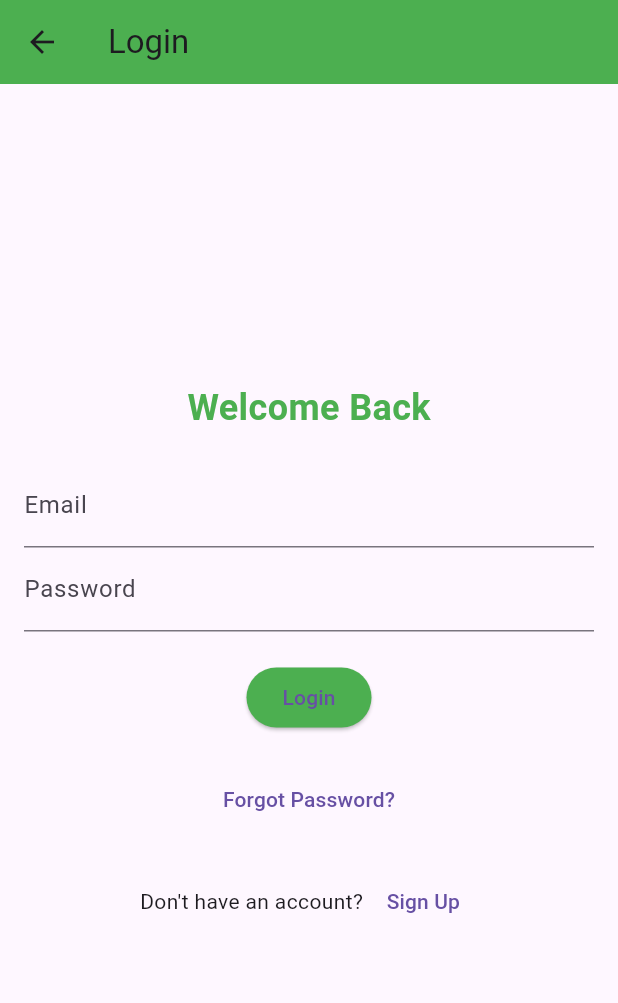
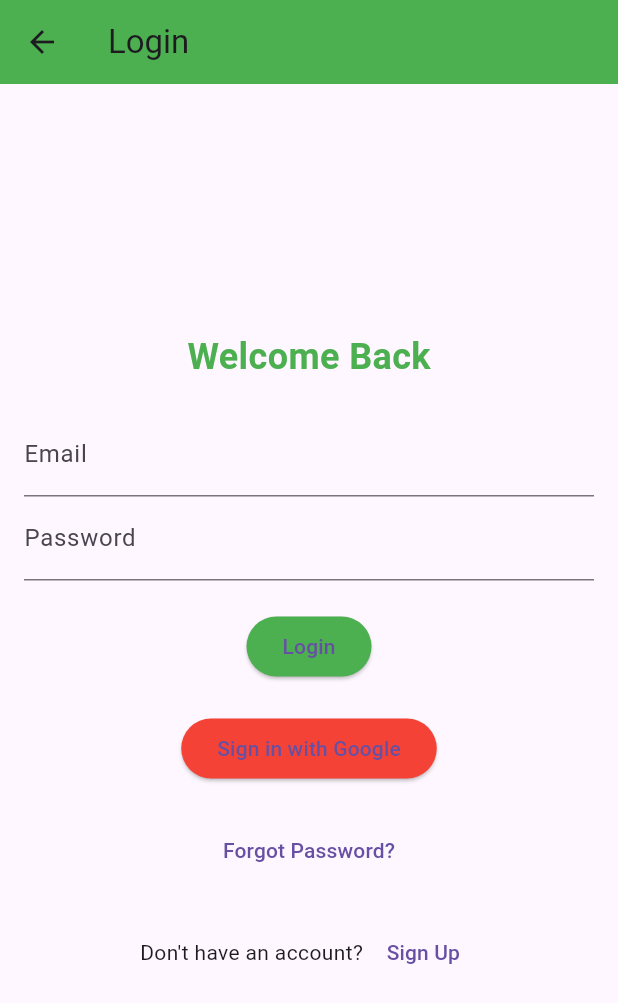
Before and after one commit to eumunyana/Habit-Harmony, a Flutter app: the AccountScreen screen opened by its route, after a tap on "Login", on a phone screen of 412 x 824 dp. Shown: the top 1003 px of the screen. Run offline on Flutter 3.47's test engine with Material 3 defaults, Android fonts, the phone set to English and light mode, and no system bars; our stand-ins replace firebase_auth, firebase_core, font_awesome_flutter, google_sign_in, syncfusion_flutter_charts; accounts and stored records are empty.

Commit message:
Email_Password Authentication

```diff
--- a/habit_harmony/lib/screens/account_screen.dart
+++ b/habit_harmony/lib/screens/account_screen.dart
@@ -1,61 +1,63 @@
 import 'package:flutter/material.dart';
 
 class AccountScreen extends StatelessWidget {
+  const AccountScreen({super.key});
+
   @override
   Widget build(BuildContext context) {
     return Scaffold(
       appBar: AppBar(
-        title: Text('Account Settings'),
+        title: const Text('Account Settings'),
       ),
       body: ListView(
-        padding: EdgeInsets.all(16.0),
+        padding: const EdgeInsets.all(16.0),
         children: [
           ListTile(
-            title: Text('Profile Information'),
-            subtitle: Text('View and edit profile'),
-            trailing: Icon(Icons.arrow_forward_ios),
+            title: const Text('Profile Information'),
+            subtitle: const Text('View and edit profile'),
+            trailing: const Icon(Icons.arrow_forward_ios),
             onTap: () {
               // Navigate to profile information settings or show profile information dialog
             },
           ),
-          Divider(),
+          const Divider(),
           ListTile(
-            title: Text('Change Password'),
-            trailing: Icon(Icons.arrow_forward_ios),
+            title: const Text('Change Password'),
+            trailing: const Icon(Icons.arrow_forward_ios),
             onTap: () {
               Navigator.pushNamed(context, '/password_reset');
             },
           ),
-          Divider(),
+          const Divider(),
           ListTile(
-            title: Text('Connected Accounts'),
-            subtitle: Text('Manage linked accounts'),
-            trailing: Icon(Icons.arrow_forward_ios),
+            title: const Text('Connected Accounts'),
+            subtitle: const Text('Manage linked accounts'),
+            trailing: const Icon(Icons.arrow_forward_ios),
             onTap: () {
               // Navigate to connected accounts settings or show connected accounts dialog
             },
           ),
-          Divider(),
+          const Divider(),
           ListTile(
-            title: Text('Delete Account'),
-            subtitle: Text('Permanently delete your account'),
-            trailing: Icon(Icons.arrow_forward_ios),
+            title: const Text('Delete Account'),
+            subtitle: const Text('Permanently delete your account'),
+            trailing: const Icon(Icons.arrow_forward_ios),
             onTap: () {
               // Navigate to delete account settings or show delete account dialog
             },
           ),
-          Divider(),
+          const Divider(),
           ListTile(
-            title: Text('Login'),
-            trailing: Icon(Icons.arrow_forward_ios),
+            title: const Text('Login'),
+            trailing: const Icon(Icons.arrow_forward_ios),
             onTap: () {
               Navigator.pushNamed(context, '/login');
             },
           ),
-          Divider(),
+          const Divider(),
           ListTile(
-            title: Text('Sign Up'),
-            trailing: Icon(Icons.arrow_forward_ios),
+            title: const Text('Sign Up'),
+            trailing: const Icon(Icons.arrow_forward_ios),
             onTap: () {
               Navigator.pushNamed(context, '/signup');
             },
--- a/habit_harmony/lib/screens/add_habit_screen.dart
+++ b/habit_harmony/lib/screens/add_habit_screen.dart
@@ -2,7 +2,7 @@ import 'package:flutter/material.dart';
 import 'package:provider/provider.dart';
 import '../providers/habits_provider.dart';
 import '../models/habit.dart';
-import '../screens/habits_screen.dart'; // Import the HabitsScreen
+// Import the HabitsScreen
 
 class AddHabitScreen extends StatelessWidget {
   final TextEditingController _nameController = TextEditingController();
@@ -60,7 +60,7 @@ class AddHabitScreen extends StatelessWidget {
 
       // Show snackbar to indicate success
       ScaffoldMessenger.of(context).showSnackBar(
-        SnackBar(
+        const SnackBar(
           content: Text('Habit added successfully!'),
           duration: Duration(seconds: 2),
         ),
--- a/habit_harmony/lib/screens/login_screen.dart
+++ b/habit_harmony/lib/screens/login_screen.dart
@@ -1,7 +1,51 @@
 import 'package:flutter/material.dart';
+import 'package:firebase_auth/firebase_auth.dart';
+import 'package:google_sign_in/google_sign_in.dart';
 
-class LoginScreen extends StatelessWidget {
-  const LoginScreen({Key? key}) : super(key: key);
+class LoginScreen extends StatefulWidget {
+  const LoginScreen({super.key});
+
+  @override
+  _LoginScreenState createState() => _LoginScreenState();
+}
+
+class _LoginScreenState extends State<LoginScreen> {
+  final FirebaseAuth _auth = FirebaseAuth.instance;
+  final TextEditingController _emailController = TextEditingController();
+  final TextEditingController _passwordController = TextEditingController();
+
+  Future<void> _login() async {
+    try {
+      await _auth.signInWithEmailAndPassword(
+        email: _emailController.text.trim(),
+        password: _passwordController.text.trim(),
+      );
+      Navigator.pushNamed(context, '/');
+    } on FirebaseAuthException catch (e) {
+      ScaffoldMessenger.of(context).showSnackBar(
+        SnackBar(content: Text(e.message ?? 'Login failed')),
+      );
+    }
+  }
+
+  Future<void> _googleSignIn() async {
+    try {
+      final GoogleSignInAccount? googleUser = await GoogleSignIn().signIn();
+      final GoogleSignInAuthentication? googleAuth = await googleUser?.authentication;
+
+      final credential = GoogleAuthProvider.credential(
+        accessToken: googleAuth?.accessToken,
+        idToken: googleAuth?.idToken,
+      );
+
+      await _auth.signInWithCredential(credential);
+      Navigator.pushNamed(context, '/');
+    } catch (e) {
+      ScaffoldMessenger.of(context).showSnackBar(
+        const SnackBar(content: Text('Google sign-in failed')),
+      );
+    }
+  }
 
   @override
   Widget build(BuildContext context) {
@@ -14,45 +58,55 @@ class LoginScreen extends StatelessWidget {
             Navigator.pop(context);
           },
         ),
-        backgroundColor: Colors.green, // Use the app's primary color
+        backgroundColor: Colors.green,
       ),
       body: Padding(
         padding: const EdgeInsets.all(16.0),
         child: Column(
           mainAxisAlignment: MainAxisAlignment.center,
           children: [
-            Text(
+            const Text(
               'Welcome Back',
               style: TextStyle(
                 fontSize: 24,
                 fontWeight: FontWeight.bold,
-                color: Colors.green, // Use the app's primary color
+                color: Colors.green,
               ),
             ),
-            SizedBox(height: 20),
-            TextField(decoration: InputDecoration(labelText: 'Email')),
+            const SizedBox(height: 20),
             TextField(
-              decoration: InputDecoration(labelText: 'Password'),
+              controller: _emailController,
+              decoration: const InputDecoration(labelText: 'Email'),
+            ),
+            TextField(
+              controller: _passwordController,
+              decoration: const InputDecoration(labelText: 'Password'),
               obscureText: true,
             ),
-            SizedBox(height: 20),
+            const SizedBox(height: 20),
             ElevatedButton(
-              onPressed: () {
-                _handleLogin(context); // Call function to handle login
-              },
+              onPressed: _login,
               style: ElevatedButton.styleFrom(
-                backgroundColor: Colors.green, // Use the app's primary color
+                backgroundColor: Colors.green,
               ),
               child: const Text('Login'),
             ),
-            SizedBox(height: 20),
+            const SizedBox(height: 20),
+            ElevatedButton(
+              onPressed: _googleSignIn,
+              style: ElevatedButton.styleFrom(
+                backgroundColor: Colors.red,
+              ),
+              child: const Text('Sign in with Google'),
+            ),
+            const SizedBox(height: 20),
             TextButton(
               onPressed: () {
                 Navigator.pushNamed(context, '/password_reset');
               },
               child: const Text('Forgot Password?'),
             ),
-            SizedBox(height: 20),
+            const SizedBox(height: 20),
             Row(
               mainAxisAlignment: MainAxisAlignment.center,
               children: [
@@ -70,16 +124,4 @@ class LoginScreen extends StatelessWidget {
       ),
     );
   }
-
-  void _handleLogin(BuildContext context) {
-    // Perform login logic, validate credentials, etc.
-    bool isAuthenticated = true; // Replace with actual authentication logic
-
-    if (isAuthenticated) {
-      Navigator.pushNamed(context, '/'); // Redirect to home screen on success
-    // ignore: dead_code
-    } else {
-      // Handle failed login
-    }
-  }
 }
--- a/habit_harmony/lib/screens/password_reset_screen.dart
+++ b/habit_harmony/lib/screens/password_reset_screen.dart
@@ -1,7 +1,7 @@
 import 'package:flutter/material.dart';
 
 class PasswordResetScreen extends StatelessWidget {
-  const PasswordResetScreen({Key? key}) : super(key: key);
+  const PasswordResetScreen({super.key});
 
   @override
   Widget build(BuildContext context) {
--- a/habit_harmony/lib/screens/reset_code_screen.dart
+++ b/habit_harmony/lib/screens/reset_code_screen.dart
@@ -1,7 +1,7 @@
 import 'package:flutter/material.dart';
 
 class ResetCodeScreen extends StatelessWidget {
-  const ResetCodeScreen({Key? key}) : super(key: key);
+  const ResetCodeScreen({super.key});
 
   @override
   Widget build(BuildContext context) {
@@ -11,10 +11,10 @@ class ResetCodeScreen extends StatelessWidget {
         child: Column(
           mainAxisAlignment: MainAxisAlignment.center,
           children: [
-            TextField(
+            const TextField(
               decoration: InputDecoration(labelText: 'Reset Code'),
             ),
-            SizedBox(height: 20),
+            const SizedBox(height: 20),
             ElevatedButton(
               onPressed: () {
                 // Handle code verification
--- a/habit_harmony/lib/screens/settings_screen.dart
+++ b/habit_harmony/lib/screens/settings_screen.dart
@@ -3,7 +3,7 @@ import 'package:provider/provider.dart';
 import 'package:habit_harmony/providers/appthemenotifier.dart';
 
 class SettingsScreen extends StatefulWidget {
-  const SettingsScreen({Key? key}) : super(key: key);
+  const SettingsScreen({super.key});
 
   @override
   _SettingsScreenState createState() => _SettingsScreenState();
--- a/habit_harmony/lib/widgets/GifAnimationWidget.dart
+++ b/habit_harmony/lib/widgets/GifAnimationWidget.dart
@@ -1,7 +1,7 @@
 import 'package:flutter/material.dart';
 
 class GifAnimationWidget extends StatelessWidget {
-  const GifAnimationWidget({Key? key}) : super(key: key);
+  const GifAnimationWidget({super.key});
 
   @override
   Widget build(BuildContext context) {
```
Also changed, not shown: habit_harmony/lib/main.dart (+16 -7 lines), habit_harmony/lib/screens/general_settings_screen.dart (+17 -15 lines), habit_harmony/lib/screens/help_screen.dart (+19 -17 lines), habit_harmony/lib/screens/home_screen.dart (+7 -3 lines), habit_harmony/lib/screens/new_password_screen.dart (+8 -8 lines), habit_harmony/lib/screens/notifications_screen.dart (+15 -13 lines), habit_harmony/lib/screens/privacy_screen.dart (+23 -21 lines), habit_harmony/lib/screens/signup_screen.dart (+49 -16 lines), habit_harmony/lib/screens/stats_screen.dart (+18 -19 lines), habit_harmony/pubspec.yaml (+5 -2 lines), habit_harmony/firebase.json (added), habit_harmony/lib/firebase_options.dart (added), habit_harmony/pubspec.lock, 8 other files.
